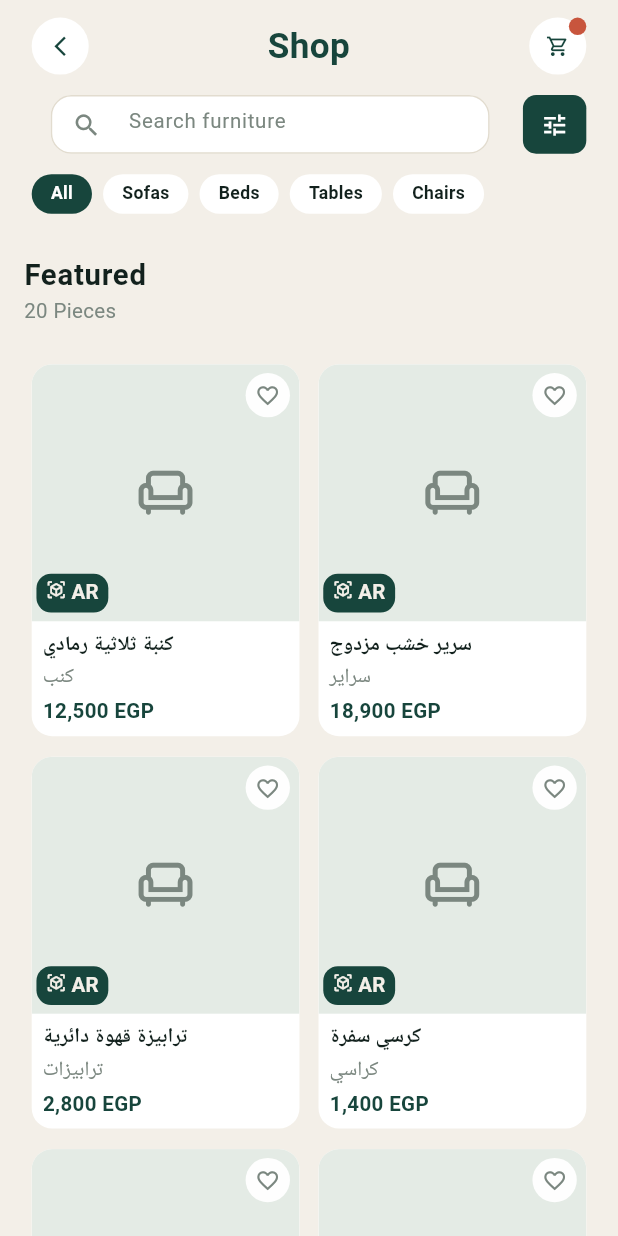
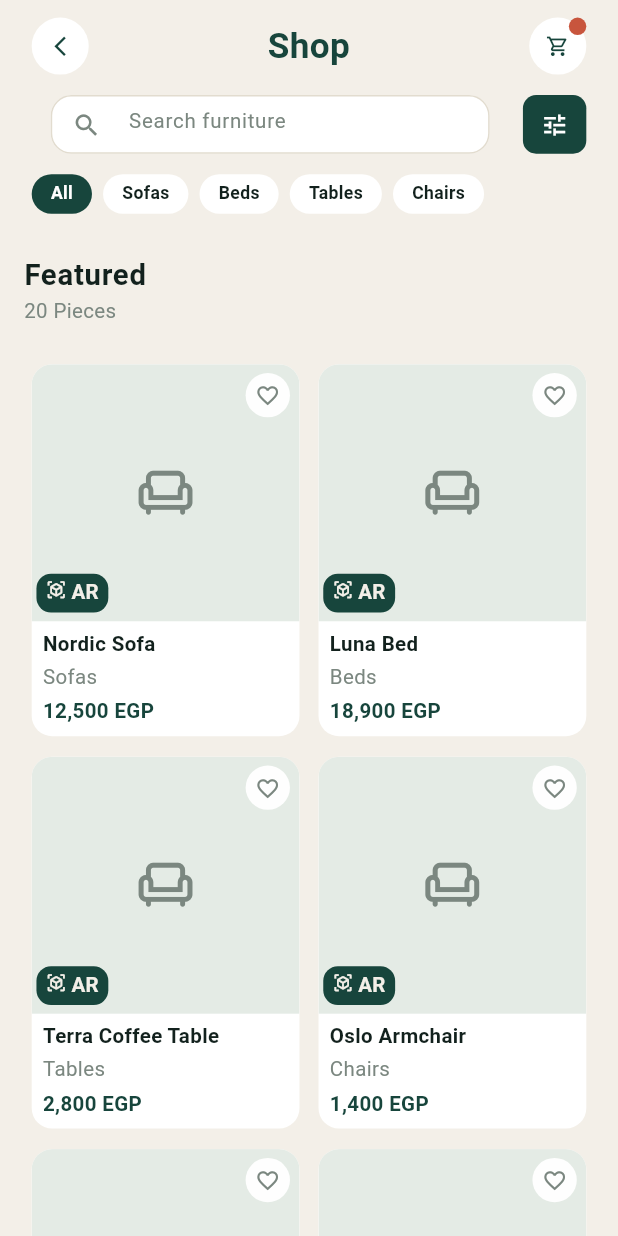
Before and after one commit to ahmedwaliid309/ARStore, a Flutter app: the ProductsScreen screen opened by its route, on a phone screen of 412 x 824 dp. Run offline on Flutter 3.47's test engine with Material 3 defaults, Android fonts, the phone set to English and light mode, and no system bars; our stand-ins replace cached_network_image, cloud_firestore, firebase_auth, firebase_core, flutter_screenutil, go_router and 3 more; accounts and stored records are empty; Roboto replaces fonts that are missing (Tajawal).

Commit message:
Update Firestore products categories to English

```diff
--- a/lib/data/mock_products.dart
+++ b/lib/data/mock_products.dart
@@ -1,17 +1,18 @@
 import 'models/product.dart';
 
-/// داتا تجريبية لحد ما نربط Firebase (20 منتج: 4 في كل تصنيف). الصور فاضية
-/// (الكارت بيعرض مربع بديل). المسؤولة عن إضافة صور حقيقية: سارة (محتوى) بالاتفاق مع وليد.
+/// Sample data used to seed Firestore (20 products: 4 per category).
+/// Categories must match the UI: Sofas, Beds, Tables, Chairs, Lighting.
+/// Images are empty for now (cards show a placeholder).
 class MockProducts {
   MockProducts._();
 
   static const List<Product> all = [
     Product(
       id: '1',
-      name: 'كنبة ثلاثية رمادي',
+      name: 'Nordic Sofa',
       price: 12500,
-      category: 'كنب',
-      description: 'كنبة مريحة بتصميم عصري تناسب غرف المعيشة.',
+      category: 'Sofas',
+      description: 'A comfortable three-seater sofa with a modern design for living rooms.',
       widthCm: 210,
       heightCm: 85,
       depthCm: 92,
@@ -19,10 +20,10 @@ class MockProducts {
     ),
     Product(
       id: '2',
-      name: 'سرير خشب مزدوج',
+      name: 'Luna Bed',
       price: 18900,
-      category: 'سراير',
-      description: 'سرير خشب متين بتصميم بسيط وأنيق.',
+      category: 'Beds',
+      description: 'A sturdy wooden double bed with a simple, elegant design.',
       widthCm: 180,
       heightCm: 110,
       depthCm: 210,
@@ -30,10 +31,10 @@ class MockProducts {
     ),
     Product(
       id: '3',
-      name: 'ترابيزة قهوة دائرية',
+      name: 'Terra Coffee Table',
       price: 2800,
-      category: 'ترابيزات',
-      description: 'ترابيزة صغيرة بسطح دائري مناسبة للصالة.',
+      category: 'Tables',
+      description: 'A small round coffee table that suits any living room.',
       widthCm: 80,
       heightCm: 45,
       depthCm: 80,
@@ -41,10 +42,10 @@ class MockProducts {
     ),
     Product(
       id: '4',
-      name: 'كرسي سفرة',
+      name: 'Oslo Armchair',
       price: 1400,
-      category: 'كراسي',
-      description: 'كرسي مريح بمسند ظهر مبطن.',
+      category: 'Chairs',
+      description: 'A cozy armchair with a padded backrest.',
       widthCm: 45,
       heightCm: 90,
       depthCm: 50,
@@ -52,10 +53,10 @@ class MockProducts {
     ),
     Product(
       id: '5',
-      name: 'أباجورة أرضية',
+      name: 'Arc Floor Lamp',
       price: 950,
-      category: 'إضاءة',
-      description: 'إضاءة ناعمة تضيف لمسة دافئة للركن.',
+      category: 'Lighting',
+      description: 'Soft lighting that adds a warm touch to any corner.',
       widthCm: 35,
       heightCm: 160,
       depthCm: 35,
@@ -63,10 +64,10 @@ class MockProducts {
     ),
     Product(
       id: '6',
-      name: 'مكتب عمل',
+      name: 'Work Desk',
       price: 4200,
-      category: 'ترابيزات',
-      description: 'مكتب واسع بدرج جانبي لتنظيم الأدوات.',
+      category: 'Tables',
+      description: 'A wide desk with a side drawer to keep your things organized.',
       widthCm: 140,
       heightCm: 75,
       depthCm: 65,
@@ -74,10 +75,10 @@ class MockProducts {
     ),
     Product(
       id: '7',
-      name: 'كنبة ركنة L',
+      name: 'L-Shaped Corner Sofa',
       price: 21500,
-      category: 'كنب',
-      description: 'ركنة واسعة تسع العيلة كلها بقماش مقاوم للبقع.',
+      category: 'Sofas',
+      description: 'A spacious corner sofa for the whole family, in stain-resistant fabric.',
       widthCm: 280,
       heightCm: 85,
       depthCm: 180,
@@ -85,10 +86,10 @@ class MockProducts {
     ),
     Product(
       id: '8',
-      name: 'كنبة اتنين',
+      name: 'Two-Seater Sofa',
       price: 8900,
-      category: 'كنب',
-      description: 'كنبة صغيرة مناسبة للشقق والمساحات الضيقة.',
+      category: 'Sofas',
+      description: 'A compact sofa that fits small apartments and tight spaces.',
       widthCm: 160,
       heightCm: 82,
       depthCm: 88,
@@ -96,10 +97,10 @@ class MockProducts {
     ),
     Product(
       id: '9',
-      name: 'فوتيه مخمل',
+      name: 'Velvet Loveseat',
       price: 5400,
-      category: 'كنب',
-      description: 'فوتيه بقماش مخمل وأرجل خشب.',
+      category: 'Sofas',
+      description: 'A velvet loveseat with solid wood legs.',
       widthCm: 80,
       heightCm: 85,
       depthCm: 82,
@@ -107,10 +108,10 @@ class MockProducts {
     ),
     Product(
       id: '10',
-      name: 'سرير مفرد',
+      name: 'Single Bed',
       price: 7600,
-      category: 'سراير',
-      description: 'سرير مفرد بتصميم عملي لغرف الأطفال والضيوف.',
+      category: 'Beds',
+      description: 'A practical single bed for kids\' rooms and guests.',
       widthCm: 100,
       heightCm: 100,
       depthCm: 200,
@@ -118,10 +119,10 @@ class MockProducts {
     ),
     Product(
       id: '11',
-      name: 'سرير منجد بظهر عالي',
+      name: 'Upholstered High-Back Bed',
       price: 16400,
-      category: 'سراير',
-      description: 'سرير بظهر منجد عالي ومرتبة مريحة.',
+      category: 'Beds',
+      description: 'A bed with a tall upholstered headboard and a comfortable mattress.',
       widthCm: 180,
       heightCm: 120,
       depthCm: 215,
@@ -129,10 +130,10 @@ class MockProducts {
     ),
     Product(
       id: '12',
-      name: 'سرير بأدراج',
+      name: 'Storage Bed',
       price: 14200,
-      category: 'سراير',
-      description: 'سرير مزدوج بأدراج تخزين أسفله.',
+      category: 'Beds',
+      description: 'A double bed with storage drawers underneath.',
       widthCm: 170,
       heightCm: 95,
       depthCm: 205,
@@ -140,10 +141,10 @@ class MockProducts {
     ),
     Product(
       id: '13',
-      name: 'ترابيزة سفرة 6 كراسي',
+      name: 'Dining Table',
       price: 9800,
-      category: 'ترابيزات',
-      description: 'ترابيزة سفرة خشب بسطح واسع.',
+      category: 'Tables',
+      description: 'A solid wood dining table with a wide surface, seats six.',
       widthCm: 180,
       heightCm: 76,
       depthCm: 90,
@@ -151,10 +152,10 @@ class MockProducts {
     ),
     Product(
       id: '14',
-      name: 'ترابيزة جانبية',
+      name: 'Side Table',
       price: 1600,
-      category: 'ترابيزات',
-      description: 'ترابيزة جانبية صغيرة بجوار الكنبة أو السرير.',
+      category: 'Tables',
+      description: 'A small side table that fits next to a sofa or bed.',
       widthCm: 45,
       heightCm: 55,
       depthCm: 45,
@@ -162,10 +163,10 @@ class MockProducts {
     ),
     Product(
       id: '15',
-      name: 'كرسي مكتب مريح',
+      name: 'Ergonomic Office Chair',
       price: 3200,
-      category: 'كراسي',
-      description: 'كرسي بعجل ومسند ظهر قابل للتعديل.',
+      category: 'Chairs',
+      description: 'A wheeled chair with an adjustable backrest.',
       widthCm: 60,
       heightCm: 110,
       depthCm: 60,
@@ -173,10 +174,10 @@ class MockProducts {
     ),
     Product(
       id: '16',
-      name: 'كرسي بار',
+      name: 'Bar Stool',
       price: 1250,
-      category: 'كراسي',
-      description: 'كرسي عالي مناسب لكاونتر المطبخ.',
+      category: 'Chairs',
+      description: 'A tall stool that works well at the kitchen counter.',
       widthCm: 40,
       heightCm: 95,
       depthCm: 40,
@@ -184,10 +185,10 @@ class MockProducts {
     ),
     Product(
       id: '17',
-      name: 'كرسي هزاز',
+      name: 'Rocking Chair',
       price: 3900,
-      category: 'كراسي',
-      description: 'كرسي هزاز خشب بمخدة ناعمة.',
+      category: 'Chairs',
+      description: 'A wooden rocking chair with a soft cushion.',
       widthCm: 65,
       heightCm: 95,
       depthCm: 90,
@@ -195,10 +196,10 @@ class MockProducts {
     ),
     Product(
       id: '18',
-      name: 'أباجورة طاولة',
+      name: 'Table Lamp',
       price: 650,
-      category: 'إضاءة',
-      description: 'أباجورة صغيرة للكومودينو أو المكتب.',
+      category: 'Lighting',
+      description: 'A small lamp for the nightstand or desk.',
       widthCm: 25,
       heightCm: 45,
       depthCm: 25,
@@ -206,10 +207,10 @@ class MockProducts {
     ),
     Product(
       id: '19',
-      name: 'نجفة معلقة',
+      name: 'Pendant Chandelier',
       price: 2400,
-      category: 'إضاءة',
-      description: 'نجفة معلقة بتصميم عصري للصالة.',
+      category: 'Lighting',
+      description: 'A modern hanging chandelier for the living room.',
       widthCm: 60,
       heightCm: 40,
       depthCm: 60,
@@ -217,10 +218,10 @@ class MockProducts {
     ),
     Product(
       id: '20',
-      name: 'سبوت حيط',
+      name: 'Wall Spotlight',
       price: 480,
-      category: 'إضاءة',
-      description: 'إضاءة حيط موجهة بزاوية قابلة للتعديل.',
+      category: 'Lighting',
+      description: 'An adjustable wall light you can angle where you need it.',
       widthCm: 15,
       heightCm: 20,
       depthCm: 15,
--- a/lib/main.dart
+++ b/lib/main.dart
@@ -21,6 +21,7 @@ import 'firebase_options.dart';
 Future<void> main() async {
   WidgetsFlutterBinding.ensureInitialized();
   await Firebase.initializeApp(options: DefaultFirebaseOptions.currentPlatform);
+  // await seedProducts();
   runApp(
     MultiProvider(
       providers: [
```
